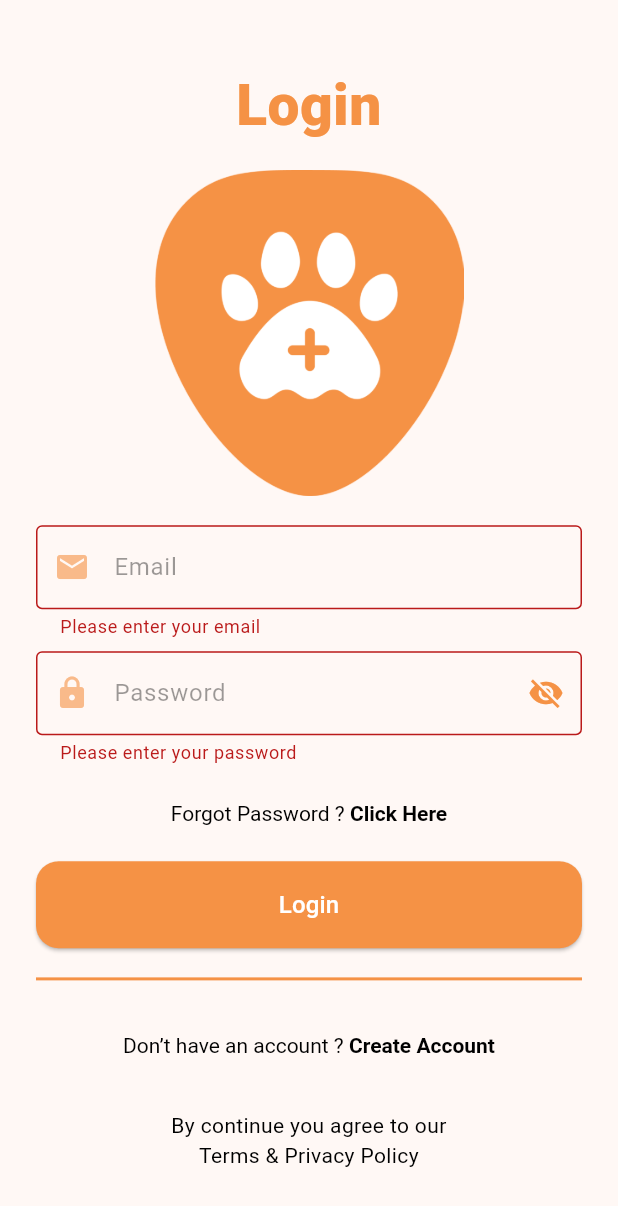
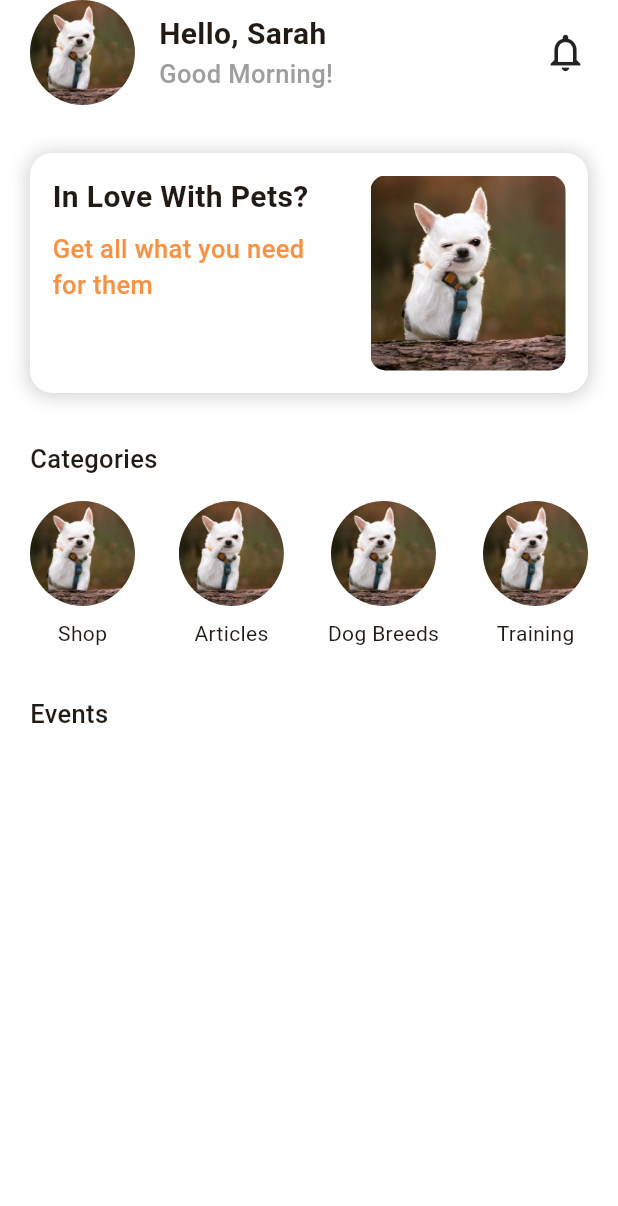
Before and after one commit to Navindu-Ashen/pet-guardian, a Flutter app: the screen it shows after launch, after a tap on "Login", on a phone screen of 412 x 824 dp. Shown: the top 1206 px of the screen. Run offline on Flutter 3.47's test engine with Material 3 defaults, Android fonts, the phone set to English and light mode, and no system bars; our stand-ins replace firebase_core; accounts and stored records are empty.

Commit message:
feat(ui): Create some of the home page components

```diff
--- a/lib/screens/authentication/login.dart
+++ b/lib/screens/authentication/login.dart
@@ -1,5 +1,6 @@
 import 'package:flutter/material.dart';
 import 'package:pet_guardian/screens/authentication/registration.dart';
+import 'package:pet_guardian/screens/home/home.dart';
 
 class LoginScreen extends StatefulWidget {
   const LoginScreen({super.key});
@@ -151,6 +152,11 @@ class _LoginScreenState extends State<LoginScreen> {
                           print('Email: ${_emailController.text}');
                           print('Password: ${_passwordController.text}');
                         }
+                        Navigator.of(context).push(
+                          MaterialPageRoute(
+                            builder: (ctx) => HomeScreen(),
+                          ),
+                        );
                       },
                       style: ElevatedButton.styleFrom(
                         foregroundColor: Colors.white,
--- /dev/null
+++ b/lib/screens/home/home.dart
@@ -0,0 +1,209 @@
+import 'package:flutter/material.dart';
+
+class HomeScreen extends StatefulWidget {
+  const HomeScreen({super.key});
+
+  @override
+  State<HomeScreen> createState() => _HomeScreenState();
+}
+
+class _HomeScreenState extends State<HomeScreen> {
+  @override
+  Widget build(BuildContext context) {
+    return Scaffold(
+      backgroundColor: Colors.white,
+      body: SafeArea(
+        child: SingleChildScrollView(
+          child: Padding(
+            padding: EdgeInsets.symmetric(horizontal: 20),
+            child: Column(
+              crossAxisAlignment: CrossAxisAlignment.start,
+              children: [
+                Row(
+                  mainAxisAlignment: MainAxisAlignment.spaceBetween,
+                  children: [
+                    Row(
+                      children: [
+                        ClipOval(
+                          child: Image.asset(
+                            "assets/images.jpeg",
+                            width: 70,
+                            height: 70,
+                            fit: BoxFit.cover,
+                          ),
+                        ),
+                        SizedBox(width: 16),
+                        Column(
+                          mainAxisAlignment: MainAxisAlignment.spaceBetween,
+                          crossAxisAlignment: CrossAxisAlignment.start,
+                          children: [
+                            Text(
+                              "Hello, Sarah",
+                              style: TextStyle(
+                                fontSize: 20,
+                                fontWeight: FontWeight.w600,
+                              ),
+                            ),
+                            Text(
+                              "Good Morning!",
+                              style: TextStyle(
+                                fontSize: 17,
+                                fontWeight: FontWeight.w500,
+                                color: Colors.grey,
+                              ),
+                            ),
+                          ],
+                        ),
+                      ],
+                    ),
+                    Icon(Icons.notifications_none, size: 30),
+                  ],
+                ),
+                SizedBox(height: 32),
+                Container(
+                  height: 160,
+                  width: double.infinity,
+                  decoration: BoxDecoration(
+                    color: Colors.white,
+                    borderRadius: BorderRadius.circular(15),
+                    boxShadow: [
+                      BoxShadow(
+                        color: Colors.grey.withOpacity(0.5),
+                        spreadRadius: 1,
+                        blurRadius: 10,
+                        offset: Offset(0, 1),
+                      ),
+                    ],
+                  ),
+                  child: Padding(
+                    padding: const EdgeInsets.all(15.0),
+                    child: Row(
+                      mainAxisAlignment: MainAxisAlignment.spaceBetween,
+                      children: [
+                        Column(
+                          crossAxisAlignment: CrossAxisAlignment.start,
+                          children: [
+                            Text(
+                              "In Love With Pets?",
+                              style: TextStyle(
+                                fontSize: 20,
+                                fontWeight: FontWeight.w600,
+                              ),
+                            ),
+                            SizedBox(height: 8),
+                            SizedBox(
+                              width: 180,
+                              child: Text(
+                                "Get all what you need for them",
+                                style: TextStyle(
+                                  fontSize: 17,
+                                  fontWeight: FontWeight.w500,
+                                  color: Color.fromARGB(255, 245, 146, 69),
+                                ),
+                                overflow: TextOverflow.ellipsis,
+                                maxLines: 2,
+                              ),
+                            ),
+                          ],
+                        ),
+                        Container(
+                          height: 130,
+                          width: 130,
+                          decoration: BoxDecoration(
+                            borderRadius: BorderRadius.circular(10),
+                            image: DecorationImage(
+                              image: AssetImage("assets/images.jpeg"),
+                              fit: BoxFit.cover,
+                            ),
+                          ),
+                        ),
+                      ],
+                    ),
+                  ),
+                ),
+                SizedBox(height: 32),
+                Text(
+                  "Categories",
+                  style: TextStyle(
+                    fontSize: 17,
+                    fontWeight: FontWeight.w500,
+                  ),
+                ),
+                SizedBox(height: 16),
+                Row(
+                  mainAxisAlignment: MainAxisAlignment.spaceBetween,
+                  children: [
+                    Column(
+                      children: [
+                        ClipOval(
+                          child: Image.asset(
+                            "assets/images.jpeg",
+                            width: 70,
+                            height: 70,
+                            fit: BoxFit.cover,
+                          ),
+                        ),
+                        SizedBox(height: 8),
+                        Text("Shop"),
+                      ],
+                    ),
+                    Column(
+                      children: [
+                        ClipOval(
+                          child: Image.asset(
+                            "assets/images.jpeg",
+                            width: 70,
+                            height: 70,
+                            fit: BoxFit.cover,
+                          ),
+                        ),
+                        SizedBox(height: 8),
+                        Text("Articles"),
+                      ],
+                    ),
+                    Column(
+                      children: [
+                        ClipOval(
+                          child: Image.asset(
+                            "assets/images.jpeg",
+                            width: 70,
+                            height: 70,
+                            fit: BoxFit.cover,
+                          ),
+                        ),
+                        SizedBox(height: 8),
+                        Text("Dog Breeds"),
+                      ],
+                    ),
+                    Column(
+                      children: [
+                        ClipOval(
+                          child: Image.asset(
+                            "assets/images.jpeg",
+                            width: 70,
+                            height: 70,
+                            fit: BoxFit.cover,
+                          ),
+                        ),
+                        SizedBox(height: 8),
+                        Text("Training"),
+                      ],
+                    ),
+                  ],
+                ),
+                SizedBox(height: 32),
+                Text(
+                  "Events",
+                  style: TextStyle(
+                    fontSize: 17,
+                    fontWeight: FontWeight.w500,
+                  ),
+                ),
+              ],
+            ),
+          ),
+        ),
+      ),
+    );
+  }
+}
```
Also changed, not shown: assets/WhatsApp Image 2024-07-08 at 09.51.09_d53e2dbb.jpg (added), assets/images.jpeg (added), pubspec.lock, 125 other files.
